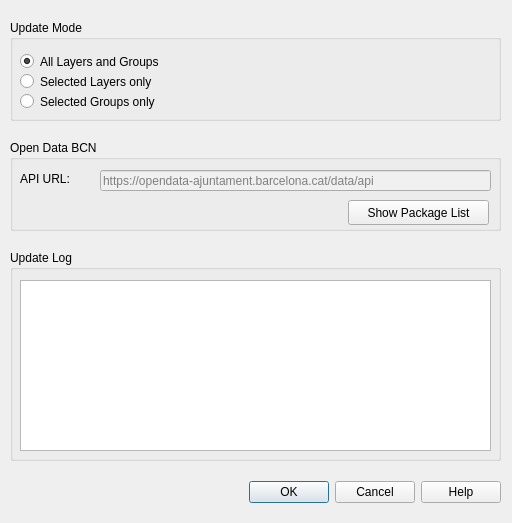
Above: uddmanager_dialog_update.ui from geraldo/uddmanager before the change. Below: the same form after it.
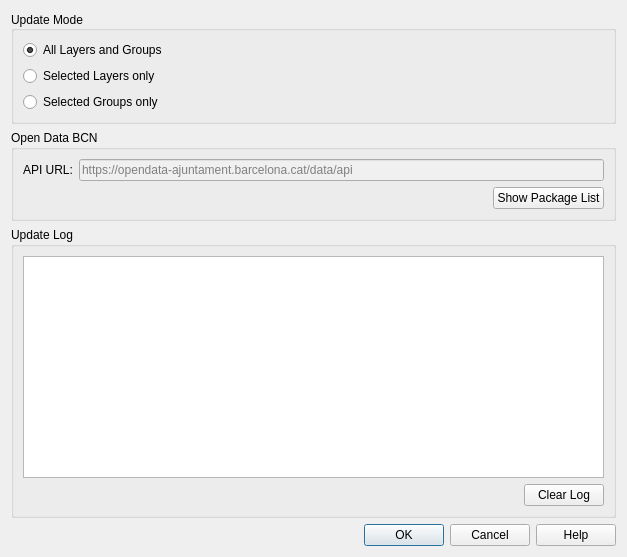
That is the form after the change.

Commit message: make UI responsive (fix #2), improve log output

Patch:
```diff
--- a/uddmanager_dialog_update.ui
+++ b/uddmanager_dialog_update.ui
@@ -6,63 +6,44 @@
    <rect>
     <x>0</x>
     <y>0</y>
-    <width>512</width>
-    <height>523</height>
+    <width>627</width>
+    <height>557</height>
    </rect>
   </property>
+  <property name="sizePolicy">
+   <sizepolicy hsizetype="Preferred" vsizetype="Preferred">
+    <horstretch>0</horstretch>
+    <verstretch>0</verstretch>
+   </sizepolicy>
+  </property>
   <property name="windowTitle">
    <string>UDD Manager</string>
   </property>
+  <layout class="QGridLayout" name="gridLayout">
+   <item row="3" column="0">
   <widget class="QDialogButtonBox" name="buttonBox">
-   <property name="geometry">
-    <rect>
-     <x>10</x>
-     <y>480</y>
-     <width>491</width>
-     <height>25</height>
-    </rect>
-   </property>
    <property name="standardButtons">
     <set>QDialogButtonBox::Cancel|QDialogButtonBox::Help|QDialogButtonBox::Ok</set>
    </property>
   </widget>
+   </item>
+   <item row="0" column="0">
   <widget class="QGroupBox" name="groupImportMode">
-   <property name="geometry">
-    <rect>
-     <x>10</x>
-     <y>20</y>
-     <width>491</width>
-     <height>101</height>
-    </rect>
+     <property name="sizePolicy">
+      <sizepolicy hsizetype="Expanding" vsizetype="Preferred">
+       <horstretch>0</horstretch>
+       <verstretch>0</verstretch>
+      </sizepolicy>
    </property>
    <property name="title">
     <string>Update Mode</string>
    </property>
-   <widget class="QRadioButton" name="radioImportLayers">
-    <property name="geometry">
-     <rect>
-      <x>10</x>
-      <y>50</y>
-      <width>211</width>
-      <height>23</height>
-     </rect>
-    </property>
-    <property name="text">
-     <string>Selected Layers only</string>
-    </property>
-    <property name="checked">
-     <bool>false</bool>
-    </property>
-   </widget>
+     <property name="alignment">
+      <set>Qt::AlignLeading|Qt::AlignLeft|Qt::AlignVCenter</set>
+     </property>
+     <layout class="QVBoxLayout" name="verticalLayout">
+      <item>
    <widget class="QRadioButton" name="radioImportAll">
-    <property name="geometry">
-     <rect>
-      <x>10</x>
-      <y>30</y>
-      <width>211</width>
-      <height>23</height>
-     </rect>
-    </property>
     <property name="text">
      <string>All Layers and Groups</string>
     </property>
@@ -70,15 +51,19 @@
      <bool>true</bool>
     </property>
    </widget>
+      </item>
+      <item>
+       <widget class="QRadioButton" name="radioImportLayers">
+        <property name="text">
+         <string>Selected Layers only</string>
+        </property>
+        <property name="checked">
+         <bool>false</bool>
+        </property>
+       </widget>
+      </item>
+      <item>
    <widget class="QRadioButton" name="radioImportGroups">
-    <property name="geometry">
-     <rect>
-      <x>10</x>
-      <y>70</y>
-      <width>211</width>
-      <height>23</height>
-     </rect>
-    </property>
     <property name="text">
      <string>Selected Groups only</string>
     </property>
@@ -86,41 +71,56 @@
      <bool>false</bool>
     </property>
    </widget>
-  </widget>
+      </item>
+     </layout>
+    </widget>
+   </item>
+   <item row="2" column="0">
+    <widget class="QGroupBox" name="importLog">
+     <property name="sizePolicy">
+      <sizepolicy hsizetype="Expanding" vsizetype="Preferred">
+       <horstretch>0</horstretch>
+       <verstretch>0</verstretch>
+      </sizepolicy>
+     </property>
+     <property name="title">
+      <string>Update Log</string>
+     </property>
+     <layout class="QVBoxLayout" name="verticalLayout_2">
+      <item>
+       <widget class="QPlainTextEdit" name="logOutput"/>
+      </item>
+      <item alignment="Qt::AlignRight">
+       <widget class="QPushButton" name="buttonClearLog">
+        <property name="text">
+         <string>Clear Log</string>
+        </property>
+       </widget>
+      </item>
+     </layout>
+    </widget>
+   </item>
+   <item row="1" column="0">
   <widget class="QGroupBox" name="groupOpenData">
-   <property name="geometry">
-    <rect>
-     <x>10</x>
-     <y>140</y>
-     <width>491</width>
-     <height>91</height>
-    </rect>
+     <property name="sizePolicy">
+      <sizepolicy hsizetype="Expanding" vsizetype="Preferred">
+       <horstretch>0</horstretch>
+       <verstretch>0</verstretch>
+      </sizepolicy>
    </property>
    <property name="title">
     <string>Open Data BCN</string>
    </property>
+     <layout class="QGridLayout" name="gridLayout_2">
+      <item row="0" column="0">
    <widget class="QLabel" name="labelApiUrl">
-    <property name="geometry">
-     <rect>
-      <x>10</x>
-      <y>30</y>
-      <width>71</width>
-      <height>17</height>
-     </rect>
-    </property>
     <property name="text">
      <string>API URL:</string>
     </property>
    </widget>
+      </item>
+      <item row="0" column="1">
    <widget class="QLineEdit" name="inputApiUrl">
-    <property name="geometry">
-     <rect>
-      <x>90</x>
-      <y>30</y>
-      <width>391</width>
-      <height>21</height>
-     </rect>
-    </property>
     <property name="styleSheet">
      <string notr="true">color: #808080; background-color: #F0F0F0;</string>
     </property>
@@ -131,43 +131,27 @@
      <bool>true</bool>
     </property>
    </widget>
+      </item>
+      <item row="1" column="1" alignment="Qt::AlignRight">
    <widget class="QPushButton" name="buttonShowPackages">
-    <property name="geometry">
-     <rect>
-      <x>338</x>
-      <y>60</y>
-      <width>141</width>
-      <height>25</height>
-     </rect>
+        <property name="sizePolicy">
+         <sizepolicy hsizetype="Fixed" vsizetype="Fixed">
+          <horstretch>0</horstretch>
+          <verstretch>0</verstretch>
+         </sizepolicy>
+        </property>
+        <property name="layoutDirection">
+         <enum>Qt::LeftToRight</enum>
     </property>
     <property name="text">
      <string>Show Package List</string>
     </property>
    </widget>
-  </widget>
-  <widget class="QGroupBox" name="importLog">
-   <property name="geometry">
-    <rect>
-     <x>10</x>
-     <y>250</y>
-     <width>491</width>
-     <height>211</height>
-    </rect>
-   </property>
-   <property name="title">
-    <string>Update Log</string>
-   </property>
-   <widget class="QPlainTextEdit" name="logOutput">
-    <property name="geometry">
-     <rect>
-      <x>10</x>
-      <y>30</y>
-      <width>471</width>
-      <height>171</height>
-     </rect>
-    </property>
-   </widget>
-  </widget>
+      </item>
+     </layout>
+    </widget>
+   </item>
+  </layout>
  </widget>
  <resources/>
  <connections>
```
Lines whose indentation alone changed are shown as unchanged. The commit also changes 1 other file.
